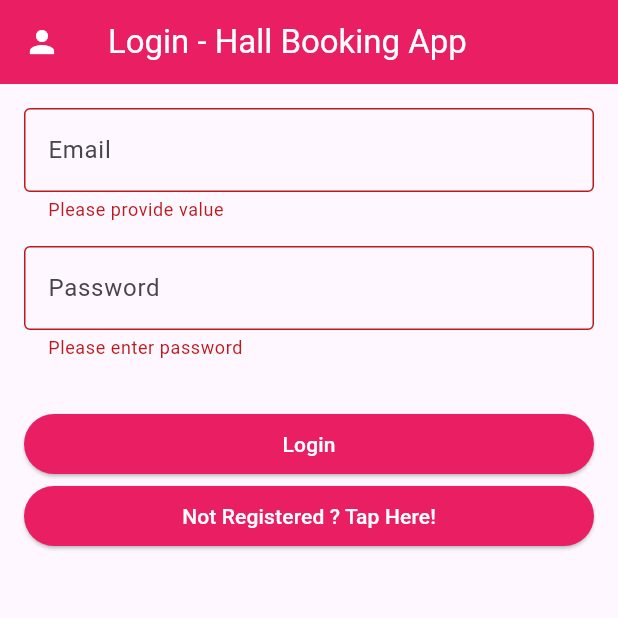
After one commit to risepk/hall_booking_app, a Flutter app: the LoginScreen screen opened directly, after a tap on "Login", on a phone screen of 412 x 824 dp, the top half of it. The commit adds this screen. Run offline on Flutter 3.47's test engine with Material 3 defaults, Android fonts, the phone set to English and light mode, and no system bars; our stand-ins replace fluttertoast, shared_preferences; accounts and stored records are empty.

Commit message:
Login Done Now Working on SharedPreferences to remember logged-in User

```diff
--- a/lib/api/api_connection.dart
+++ b/lib/api/api_connection.dart
@@ -4,4 +4,5 @@ class API {
 
   static const signUp = "$hostConnect/user/signup.php";
   static const validateEmail = "$hostConnect/user/validate_email.php";
+  static const login = "$hostConnect/user/login.php";
 }
--- a/lib/model/user.dart
+++ b/lib/model/user.dart
@@ -1,4 +1,5 @@
 class User {
+  int? id;
   late String user_name;
   late String user_email;
   late String user_password;
@@ -6,12 +7,23 @@ class User {
   late String user_type;
 
   User({
+      this.id,
       required this.user_name,
       required this.user_email,
       required this.user_password,
       required this.user_mobile,
       required this.user_type
       });
+
+  User.fromJson(Map<String, dynamic> json) {
+    id = int.parse(json['id']);
+    user_name = json['user_name'];
+    user_email = json['user_email'];
+    user_password = json['user_password'];
+    user_mobile = json['user_mobile'];
+    user_type = json['user_type'];
+  }
+
   Map<String, dynamic> toJson() => {
    'user_name': user_name,
    'user_email': user_email,
--- /dev/null
+++ b/lib/screens/login_screen.dart
@@ -0,0 +1,186 @@
+import 'dart:convert';
+import 'package:flutter/material.dart';
+import 'package:fluttertoast/fluttertoast.dart';
+import 'package:hall_booking_app/model/user.dart';
+import 'package:hall_booking_app/screens/owner_registration.dart';
+import 'package:hall_booking_app/utilities/datastore.dart';
+import 'package:http/http.dart' as http;
+import '../api/api_connection.dart';
+
+class LoginScreen extends StatefulWidget {
+  const LoginScreen({super.key});
+
+  @override
+  State<LoginScreen> createState() => _LoginScreenState();
+}
+
+class _LoginScreenState extends State<LoginScreen> {
+  GlobalKey<FormState> formKey = GlobalKey<FormState>();
+
+  late String name, email, password, confirmPassword, mobile, address;
+
+  loginUserNow() async {
+    try {
+      var res = await http.post(
+        Uri.parse(API.login),
+        body: {'user_email': email, 'user_password':password},
+      );
+      if (res.statusCode == 200) {
+        var resBodyOfLogin = jsonDecode(res.body);
+        if (resBodyOfLogin['success'] == true) {
+          Fluttertoast.showToast(
+            msg: "Your are Successfully Logged-In.",
+            fontSize: 25,
+            backgroundColor: Colors.red,
+          );
+          User.fromJson(resBodyOfLogin['userData']);
+
+          return;
+        } else {
+          Fluttertoast.showToast(msg: "Please Provide Valid Email/Password");
+        }
+      } else {
+        Fluttertoast.showToast(msg: "Error: Cannot Hit API");
+      }
+    } catch (e) {
+      print(e);
+      Fluttertoast.showToast(msg: "error: $e");
+    }
+  }
+
+  String _selectedUserType = usertype[0];
+
+  registerAndSaveUserRecord() async {
+    User user = User(
+        user_name: name,
+        user_email: email,
+        user_password: password,
+        user_mobile: mobile,
+        user_type: _selectedUserType);
+    try {
+      var res = await http.post(
+        Uri.parse(API.signUp),
+        body: user.toJson(),
+      );
+      if (res.statusCode == 200) {
+        var responseBodyOfSignUp = jsonDecode(res.body);
+        if (responseBodyOfSignUp['success'] == true) {
+          formKey.currentState!.reset();
+          Fluttertoast.showToast(
+            msg: "Register Successfully Please Login!",
+            fontSize: 23,
+            backgroundColor: Colors.green,
+          );
+        } else {
+          Fluttertoast.showToast(msg: "Error Occurred Please Try Again Later");
+        }
+      } else {
+        Fluttertoast.showToast(msg: "Cannot Hit API");
+      }
+    } catch (e) {
+      print(e.toString());
+      Fluttertoast.showToast(msg: e.toString());
+    }
+  }
+
+  @override
+  Widget build(BuildContext context) {
+    return Scaffold(
+      appBar: AppBar(
+        backgroundColor: Colors.pink,
+        title: const Text(
+          'Login - Hall Booking App',
+          style: TextStyle(color: Colors.white),
+        ),
+        leading: const Icon(
+          Icons.person,
+          color: Colors.white,
+        ),
+      ),
+      body: Padding(
+        padding: const EdgeInsets.all(16.0),
+        child: Form(
+          key: formKey,
+          child: ListView(
+            children: [
+              //Email
+              TextFormField(
+                keyboardType: TextInputType.emailAddress,
+                decoration: const InputDecoration(
+                  hintText: 'Email',
+                  border: OutlineInputBorder(),
+                ),
+                validator: (text) {
+                  if (text == null || text.isEmpty) {
+                    return 'Please provide value';
+                  }
+                  final bool emailValid = RegExp(
+                      r"^[a-zA-Z0-9.a-zA-Z0-9.!#$%&'*+-/=?^_`{|}~]+@[a-zA-Z0-9]+\.[a-zA-Z]+")
+                      .hasMatch(text);
+                  if (emailValid == false) {
+                    return 'Please Enter Valid Email E.g ali@gmail.com';
+                  }
+                  email = text;
+                  return null;
+                },
+              ),
+              const SizedBox(
+                height: 16,
+              ),
+              //Password
+              TextFormField(
+                obscureText: true,
+                decoration: const InputDecoration(
+                  hintText: 'Password',
+                  border: OutlineInputBorder(),
+                ),
+                validator: (text) {
+                  if (text == null || text.isEmpty) {
+                    return 'Please enter password';
+                  }
+                  if (text.length < 6) {
+                    return 'Password must be at least 6 characters';
+                  }
+                  if (!RegExp(r'^(?=.*[a-zA-Z])(?=.*\d)').hasMatch(text)) {
+                    return 'Password must contain both letters and numbers';
+                  }
+                  password = text;
+                  return null;
+                },
+              ),
+              const SizedBox(
+                height: 16,
+              ),
+              const SizedBox(
+                height: 16,
+              ),
+              ElevatedButton(
+                  style: ElevatedButton.styleFrom(
+                    backgroundColor: Colors.pink,
+                    foregroundColor: Colors.white,
+                  ),
+                  onPressed: () {
+                    if (formKey.currentState!.validate()) {
+                      loginUserNow();
+                    }
+                  },
+                  child: const Text('Login')),
+              ElevatedButton(
+                  style: ElevatedButton.styleFrom(
+                    backgroundColor: Colors.pink,
+                    foregroundColor: Colors.white,
+                  ),
+                  onPressed: () {
+                    Navigator.of(context)
+                        .push(MaterialPageRoute(builder: (context) {
+                      return const OwnerRegistration();
+                    }));
+                  },
+                  child: const Text('Not Registered ? Tap Here!')),
+            ],
+          ),
+        ),
+      ),
+    );
+  }
+}
--- a/lib/screens/pre_registration_screen.dart
+++ b/lib/screens/pre_registration_screen.dart
@@ -1,5 +1,5 @@
 import 'package:flutter/material.dart';
-import 'package:hall_booking_app/owner_registration.dart';
+import 'package:hall_booking_app/screens/owner_registration.dart';
 import 'package:hall_booking_app/screens/custom_card.dart';
 
 class PreRegistrationScreen extends StatefulWidget {
--- a/pubspec.yaml
+++ b/pubspec.yaml
@@ -37,6 +37,7 @@ dependencies:
   cupertino_icons: ^1.0.2
   http: ^1.2.0
   fluttertoast: ^8.2.4
+  shared_preferences: ^2.2.2
 
 dev_dependencies:
   flutter_test:
```
Also changed, not shown: lib/screens/owner_registration.dart (renamed from lib/owner_registration.dart, +25 -16 lines), lib/utilities/user_preferences.dart (added, +13 -0 lines), pubspec.lock.
